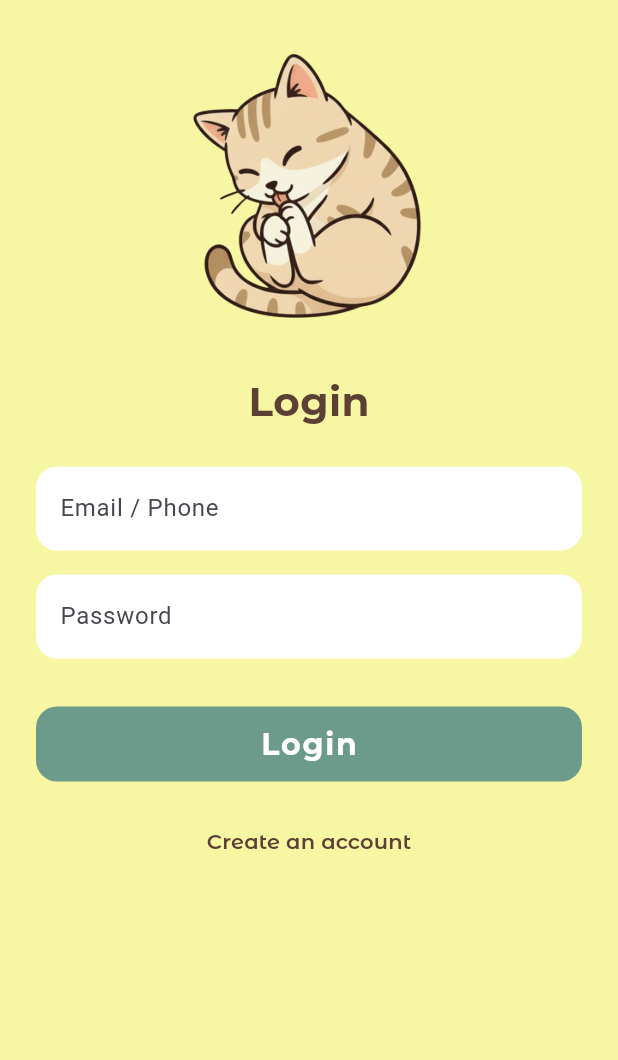
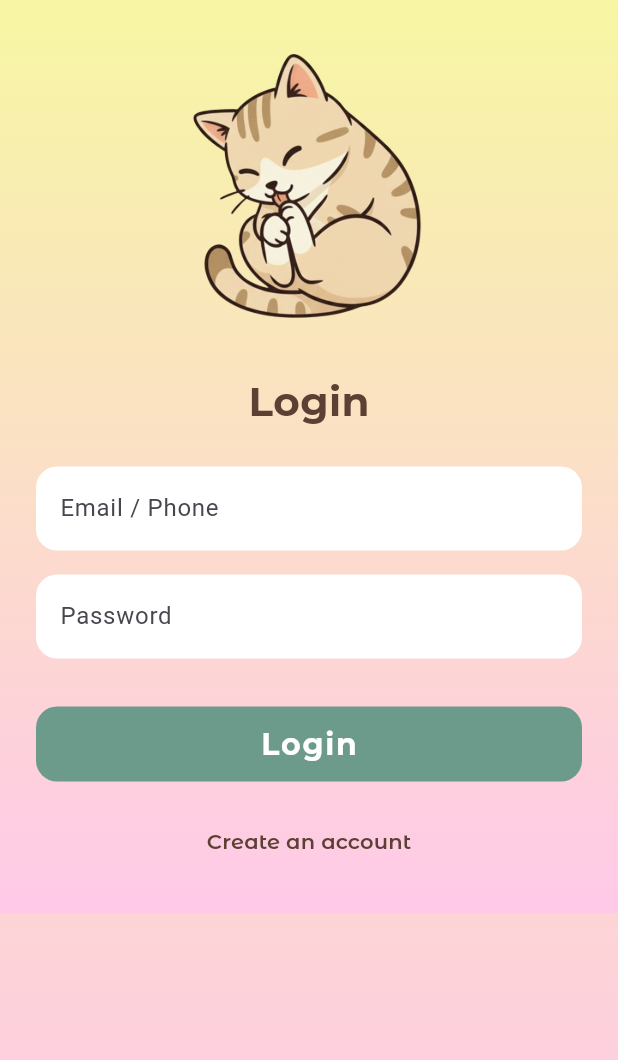
Before and after one commit to NIIIIIINO/Smart_Cat_Water_Bowl, a Flutter app: the screen it shows after launch, after a tap on "START", after a tap on "Login", on a phone screen of 412 x 824 dp. Shown: the top 1060 px of the screen. Run offline on Flutter 3.47's test engine with Material 3 defaults, Android fonts, the phone set to English and light mode, and no system bars; our stand-ins replace cloud_firestore, firebase_auth, firebase_core, firebase_storage, image_picker; accounts and stored records are empty; project files that could hold a hidden picture were left out.

Commit message:
Update login_page.dart

```diff
--- a/smart_cat_water_bowl/lib/pages/login_page.dart
+++ b/smart_cat_water_bowl/lib/pages/login_page.dart
@@ -58,10 +58,16 @@ class _LoginPageState extends State<LoginPage> {
   @override
   Widget build(BuildContext context) {
     return Scaffold(
-      // ✅ เหมือนหน้า Start: ใช้สีพื้นหลัง “สีเดียว”
-      backgroundColor: const Color(0xFFF7F6A3),
-
-      body: SafeArea(
+      backgroundColor: Colors.transparent,
+      body: Container(
+        decoration: const BoxDecoration(
+          gradient: LinearGradient(
+            begin: Alignment.topCenter,
+            end: Alignment.bottomCenter,
+            colors: [Color(0xFFF7F6A3), Color(0xFFFFC9E8)],
+          ),
+        ),
+        child: SafeArea(
           child: SingleChildScrollView(
             child: Padding(
               padding: const EdgeInsets.all(24),
@@ -92,7 +98,7 @@ class _LoginPageState extends State<LoginPage> {
                     decoration: InputDecoration(
                       hintText: 'Email / Phone',
                       filled: true,
-                    fillColor: Colors.white, // ✅ กลืน + ชัดอ่านง่าย
+                      fillColor: Colors.white,
                       border: OutlineInputBorder(
                         borderRadius: BorderRadius.circular(14),
                         borderSide: BorderSide.none,
@@ -179,6 +185,7 @@ class _LoginPageState extends State<LoginPage> {
             ),
           ),
         ),
+      ),
     );
   }
 }
```
Lines whose indentation alone changed are shown as unchanged.
